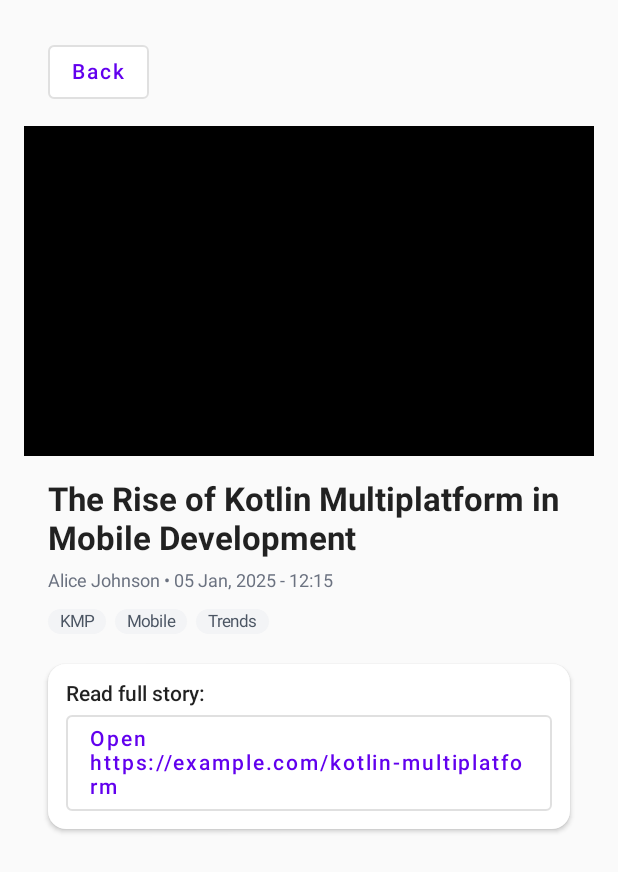
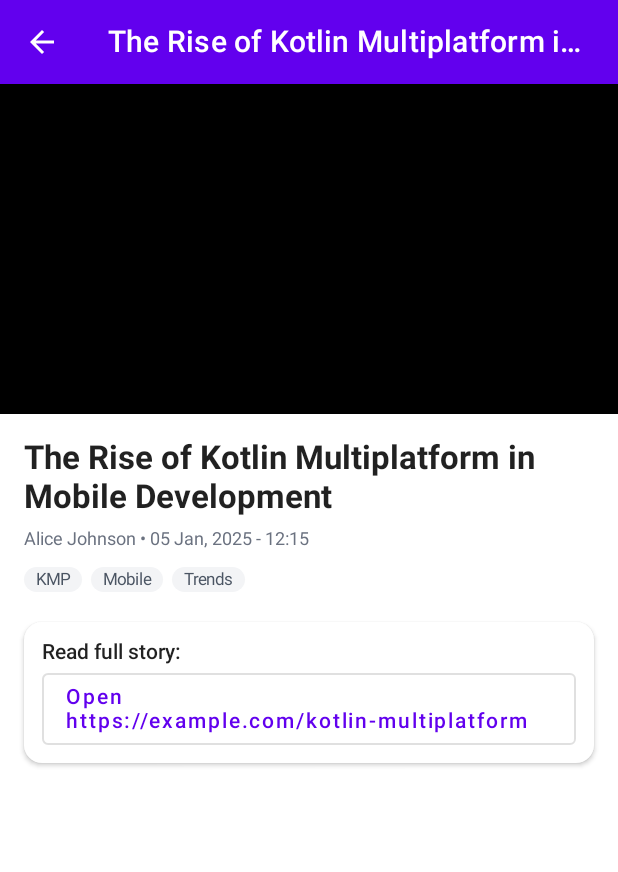
Before and after one commit to nsmirosh/KMP-for-Android-devs, an Android app built with Jetpack Compose: the screen it shows after launch (MainActivity), after a tap on "The Rise of Kotlin Multiplatform in Mobi", on a phone screen of 412 x 824 dp. Shown: the top 872 px of the screen. Run offline under Robolectric (Android 15) with nearby library versions, the phone set to English and light mode, and no system bars; our stand-ins replace Navigation 3; pictures from the network do not load; 1 statement that could not run was skipped.

```diff
--- a/composeApp/build.gradle.kts
+++ b/composeApp/build.gradle.kts
@@ -66,6 +66,9 @@ kotlin {
             implementation(libs.ktor.client.logging)
             implementation(libs.coil.compose)
             implementation(libs.coil.networking)
+            implementation(libs.androidx.extended.icons)
+
+            implementation("org.jetbrains.compose.ui:ui-tooling-preview:1.10.0-rc02")
             implementation(libs.androidx.nav3.ui)
         }
     }
--- a/composeApp/src/androidMain/kotlin/com/learnkmp/newsapp/MainActivity.kt
+++ b/composeApp/src/androidMain/kotlin/com/learnkmp/newsapp/MainActivity.kt
@@ -3,13 +3,18 @@ package com.learnkmp.newsapp
 import android.os.Bundle
 import androidx.activity.ComponentActivity
 import androidx.activity.compose.setContent
+import androidx.activity.enableEdgeToEdge
 import androidx.compose.runtime.Composable
 import androidx.compose.ui.tooling.preview.Preview
+import androidx.core.view.WindowCompat
 import com.learnkmp.newsapp.ui.App
 
 class MainActivity : ComponentActivity() {
     override fun onCreate(savedInstanceState: Bundle?) {
         super.onCreate(savedInstanceState)
+
+        enableEdgeToEdge()
+
         setContent {
             App()
         }
--- /dev/null
+++ b/composeApp/src/androidMain/kotlin/com/learnkmp/newsapp/ui/BackNavVectorImage.android.kt
@@ -0,0 +1,5 @@
+package com.learnkmp.newsapp.ui
+import androidx.compose.material.icons.Icons
+import androidx.compose.material.icons.automirrored.filled.ArrowBack
+
+actual fun backBtnImageVector() = Icons.AutoMirrored.Filled.ArrowBack
--- a/composeApp/src/commonMain/kotlin/com/learnkmp/newsapp/ui/App.kt
+++ b/composeApp/src/commonMain/kotlin/com/learnkmp/newsapp/ui/App.kt
@@ -3,8 +3,11 @@ package com.learnkmp.newsapp.ui
 import androidx.compose.foundation.layout.Arrangement
 import androidx.compose.foundation.layout.PaddingValues
 import androidx.compose.foundation.layout.Spacer
+import androidx.compose.foundation.layout.WindowInsets
 import androidx.compose.foundation.layout.fillMaxSize
 import androidx.compose.foundation.layout.padding
+import androidx.compose.foundation.layout.statusBars
+import androidx.compose.foundation.layout.windowInsetsPadding
 import androidx.compose.foundation.lazy.LazyColumn
 import androidx.compose.foundation.lazy.items
 import androidx.compose.material.MaterialTheme
@@ -32,8 +35,7 @@ fun App() {
 
         NavDisplay(
             modifier = Modifier
-                .fillMaxSize()
-                .padding(horizontal = 16.dp, vertical = 12.dp),
+                .fillMaxSize(),
             backStack = backStack,
             onBack = { backStack.removeLastOrNull() },
             entryProvider = entryProvider {
@@ -68,7 +70,9 @@ fun FeedList(
 ) {
     val articles by viewModel.articles.collectAsStateWithLifecycle()
     LazyColumn(
-        modifier = modifier,
+        modifier = modifier
+            .windowInsetsPadding(WindowInsets.statusBars)
+            .padding(horizontal = 16.dp, vertical = 12.dp),
         contentPadding = PaddingValues(bottom = 24.dp),
         verticalArrangement = Arrangement.spacedBy(12.dp)
     ) {
--- a/composeApp/src/commonMain/kotlin/com/learnkmp/newsapp/ui/ArticleDetails.kt
+++ b/composeApp/src/commonMain/kotlin/com/learnkmp/newsapp/ui/ArticleDetails.kt
@@ -1,32 +1,43 @@
 package com.learnkmp.newsapp.ui
 
+import androidx.compose.foundation.background
 import androidx.compose.foundation.layout.Arrangement
 import androidx.compose.foundation.layout.Column
 import androidx.compose.foundation.layout.Row
 import androidx.compose.foundation.layout.Spacer
+import androidx.compose.foundation.layout.WindowInsets
+import androidx.compose.foundation.layout.consumeWindowInsets
 import androidx.compose.foundation.layout.fillMaxSize
 import androidx.compose.foundation.layout.fillMaxWidth
 import androidx.compose.foundation.layout.height
 import androidx.compose.foundation.layout.padding
 import androidx.compose.foundation.layout.size
+import androidx.compose.foundation.layout.statusBars
+import androidx.compose.foundation.layout.windowInsetsPadding
 import androidx.compose.foundation.rememberScrollState
 import androidx.compose.foundation.shape.RoundedCornerShape
 import androidx.compose.foundation.verticalScroll
 import androidx.compose.material.Card
+import androidx.compose.material.Icon
+import androidx.compose.material.IconButton
 import androidx.compose.material.OutlinedButton
+import androidx.compose.material.Scaffold
 import androidx.compose.material.Text
+import androidx.compose.material.TopAppBar
 import androidx.compose.runtime.Composable
-import androidx.compose.ui.Alignment
 import androidx.compose.ui.Modifier
 import androidx.compose.ui.draw.clip
 import androidx.compose.ui.graphics.Color
 import androidx.compose.ui.platform.LocalUriHandler
 import androidx.compose.ui.text.TextStyle
 import androidx.compose.ui.text.font.FontWeight
+import androidx.compose.ui.text.style.TextOverflow
+import androidx.compose.ui.tooling.preview.Preview
 import androidx.compose.ui.unit.dp
 import androidx.compose.ui.unit.sp
 import com.learnkmp.newsapp.models.Article
 import com.learnkmp.newsapp.utils.formatDateTime
+
 
 @Composable
 fun ArticleDetails(
@@ -35,28 +46,33 @@ fun ArticleDetails(
 ) {
     val scroll = rememberScrollState()
     val uriHandler = LocalUriHandler.current
+
+    Scaffold(
+        topBar = {
+            TopAppBar(
+                modifier = Modifier.windowInsetsPadding(WindowInsets.statusBars),
+                title = {
+                    Text(
+                        article.title,
+                        maxLines = 1,
+                        overflow = TextOverflow.Ellipsis,
+                        modifier = Modifier.padding(end = 16.dp)
+                    )
+                },
+                navigationIcon = {
+                    IconButton(onClick = onBack) {
+                        Icon(backBtnImageVector(), contentDescription = "Back")
+                    }
+                }
+            )
+        }
+    ) { padding ->
         Column(
             modifier = Modifier
                 .fillMaxSize()
                 .verticalScroll(scroll)
-            .padding(bottom = 24.dp)
+                .padding(padding)
         ) {
-        // Top bar
-        Row(
-            modifier = Modifier
-                .fillMaxWidth()
-                .padding(horizontal = 16.dp, vertical = 12.dp),
-            verticalAlignment = Alignment.CenterVertically,
-        ) {
-            OutlinedButton(onClick = onBack) {
-                Text("Back")
-            }
-            Spacer(modifier = Modifier.size(8.dp))
-            Text(
-                text = /*extractHost(article.link)*/ "",
-                style = TextStyle(fontWeight = FontWeight.SemiBold, fontSize = 16.sp)
-            )
-        }
 
             NewsAsyncImage(
                 url = article.imageUrl,
@@ -117,3 +133,22 @@ fun ArticleDetails(
             }
         }
     }
+}
+
+@Preview
+@Composable
+fun ArticleDetailsPreview() {
+
+    ArticleDetails(
+        Article(
+            source = "Alice Johnson",
+            pubDate = "2025-01-05 12:15:00",
+            title = "The Rise of Kotlin Multiplatform in Mobile Development",
+            link = "https://example.com/kotlin-multiplatform",
+            imageUrl = "https://picsum.photos/seed/1/300/200",
+            keywords = listOf("KMP", "Mobile", "Trends")
+        )
+    ) {
+
+    }
+}
--- /dev/null
+++ b/composeApp/src/commonMain/kotlin/com/learnkmp/newsapp/ui/BackNavVectorImage.kt
@@ -0,0 +1,6 @@
+package com.learnkmp.newsapp.ui
+
+import androidx.compose.ui.graphics.vector.ImageVector
+
+
+expect fun backBtnImageVector(): ImageVector
```
Also changed, not shown: gradle/libs.versions.toml (+5 -3 lines), 1 other file. Lines whose indentation alone changed are shown as unchanged.
